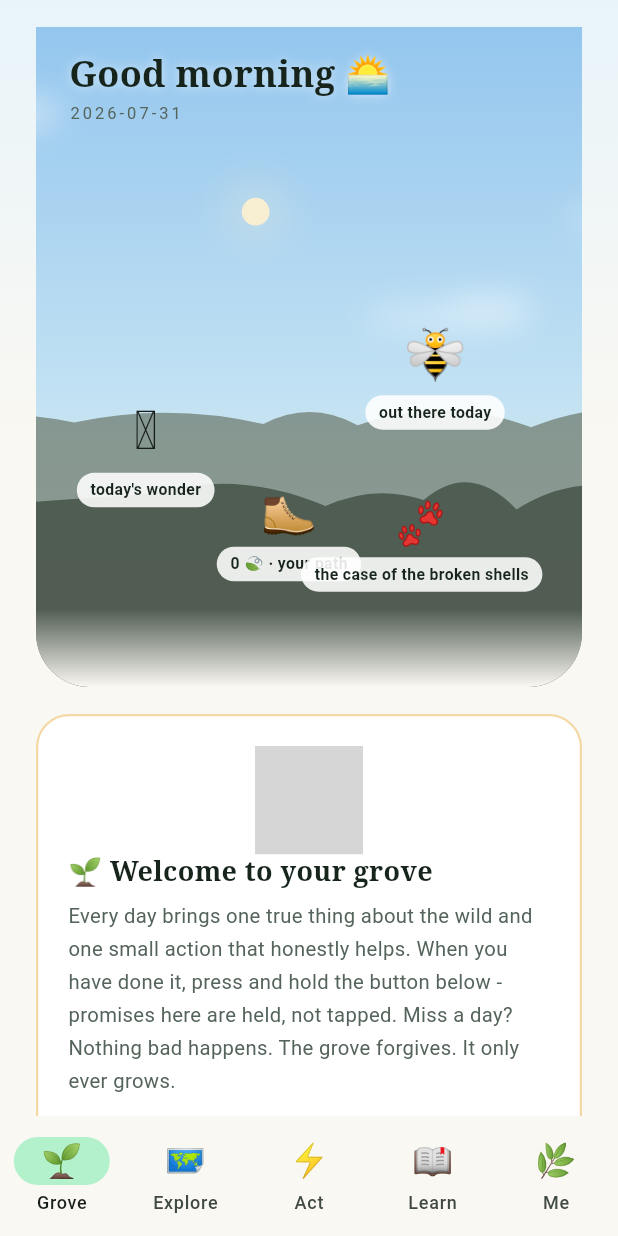
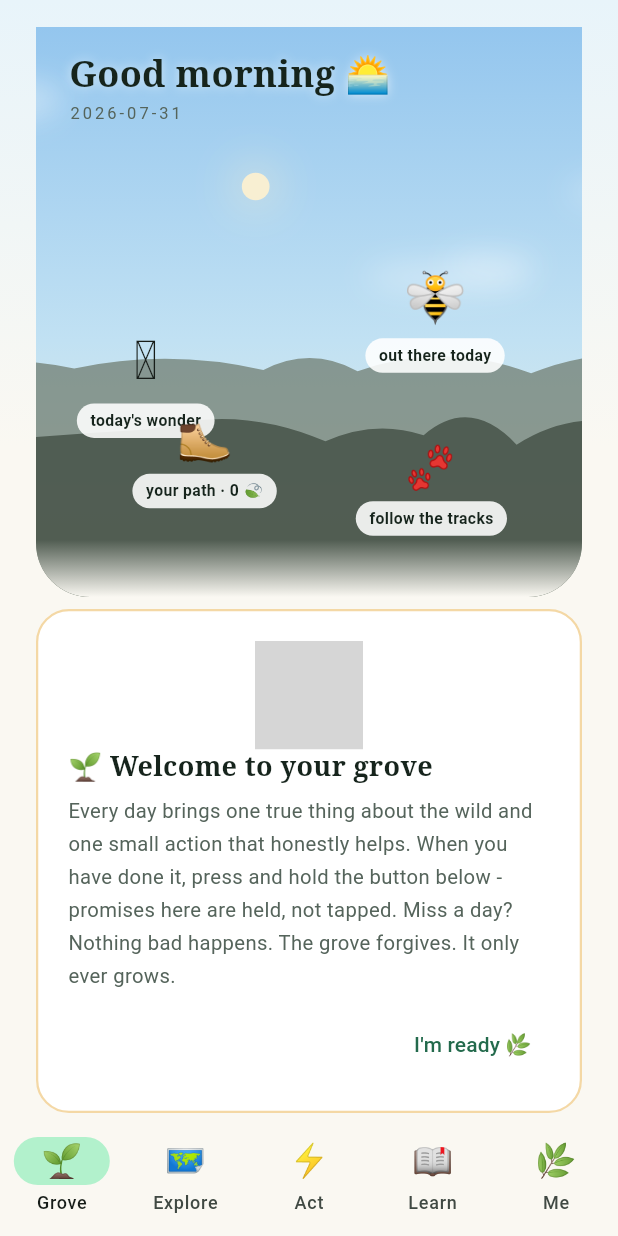
Before and after one commit to Yakir-ash/hopeling, a Flutter app: the screen it shows after launch, on a phone screen of 412 x 824 dp. Run offline on Flutter 3.47's test engine with Material 3 defaults, Android fonts, the phone set to English and light mode, and no system bars; our stand-ins replace audioplayers, cached_network_image, flutter_cache_manager, flutter_local_notifications, flutter_tts, just_audio and 5 more; missing offline and left inert: flame; accounts and stored records are empty; network calls fail; grey boxes are pictures that could not be loaded.

Commit message:
Hillside layout: no colliding labels, no dead air under the world
From Yakir's screenshot: the path and mystery labels overlapped,
and four stacked paddings left a field of empty cream between the
world and the sprout.

- labels shortened ('follow the tracks' instead of the mystery
  title - shorter AND spoils less; 'your path' leads), repositioned
  to separate rows (boot left-mid, paw right-low), and chips are
  clamped to 128px with ellipsis so no future label can collide
- hero 440 -> 380 with a 38px fade; the gap under it 18 -> 8
- the tree canvas already scales per stage (96px seed to 200px full
  grove), so the tightened spacing holds when the tree is big

```diff
--- a/app/lib/features/grove/grove_screen.dart
+++ b/app/lib/features/grove/grove_screen.dart
@@ -306,7 +306,7 @@ class _GroveScreenState extends State<GroveScreen> {
               // your path winds up it. Things, not cards.
               HillsideHome(
                   greeting: greeting, dateLine: todayStr()),
-              const SizedBox(height: 18),
+              const SizedBox(height: 8),
               if (welcome) ...[
                 Container(
                   padding: const EdgeInsets.all(20),
--- a/app/lib/features/home/hillside_home.dart
+++ b/app/lib/features/home/hillside_home.dart
@@ -57,7 +57,7 @@ class _HillsideHomeState extends State<HillsideHome> {
     final next = p == null ? null : walk.nextChapter(p, earned);
 
     return Container(
-      height: 440,
+      height: 380,
       clipBehavior: Clip.antiAlias,
       decoration: const BoxDecoration(
         borderRadius:
@@ -71,7 +71,7 @@ class _HillsideHomeState extends State<HillsideHome> {
         Align(
           alignment: Alignment.bottomCenter,
           child: Container(
-            height: 52,
+            height: 38,
             decoration: BoxDecoration(
               gradient: LinearGradient(
                 begin: Alignment.topCenter,
@@ -119,7 +119,7 @@ class _HillsideHomeState extends State<HillsideHome> {
         ),
         // the animal, out on the hill right now
         _WorldThing(
-          alignment: const Alignment(0.62, 0.06),
+          alignment: const Alignment(0.62, 0.02),
           emoji: sp.emoji,
           emojiSize: 34,
           label: dark ? 'awake right now' : 'out there today',
@@ -134,7 +134,7 @@ class _HillsideHomeState extends State<HillsideHome> {
         ),
         // the signpost with today's wonder pinned to it
         _WorldThing(
-          alignment: const Alignment(-0.80, 0.34),
+          alignment: const Alignment(-0.80, 0.30),
           emoji: '🪧',
           emojiSize: 36,
           label: "today's wonder",
@@ -145,11 +145,10 @@ class _HillsideHomeState extends State<HillsideHome> {
         // the path up the hill, your leaves on it
         if (next != null && p != null)
           _WorldThing(
-            alignment: const Alignment(-0.10, 0.62),
+            alignment: const Alignment(-0.52, 0.62),
             emoji: '🥾',
             emojiSize: 30,
-            label:
-                '${walk.pathProgress(p, earned)} 🍃 · your path',
+            label: 'your path · ${walk.pathProgress(p, earned)} 🍃',
             dark: dark,
             semantics:
                 'Your path: next chapter, ${next.title}',
@@ -164,10 +163,10 @@ class _HillsideHomeState extends State<HillsideHome> {
           ),
         // footprints crossing the ground - the week's mystery
         _WorldThing(
-          alignment: const Alignment(0.74, 0.66),
+          alignment: const Alignment(0.62, 0.74),
           emoji: '🐾',
           emojiSize: 28,
-          label: '${m.title.toLowerCase()}',
+          label: 'follow the tracks',
           dark: dark,
           semantics:
               "This week's mystery: ${m.title}. Follow the tracks.",
@@ -237,6 +236,8 @@ class _WorldThing extends StatelessWidget {
                 Text(emoji, style: TextStyle(fontSize: emojiSize)),
                 const SizedBox(height: 3),
                 Container(
+                  constraints:
+                      const BoxConstraints(maxWidth: 128),
                   padding: const EdgeInsets.symmetric(
                       horizontal: 9, vertical: 4),
                   decoration: BoxDecoration(
@@ -244,6 +245,8 @@ class _WorldThing extends StatelessWidget {
                     borderRadius: BorderRadius.circular(12),
                   ),
                   child: Text(label,
+                      maxLines: 1,
+                      overflow: TextOverflow.ellipsis,
                       style: const TextStyle(
                           fontSize: 10.5,
                           fontWeight: FontWeight.w600,
```
